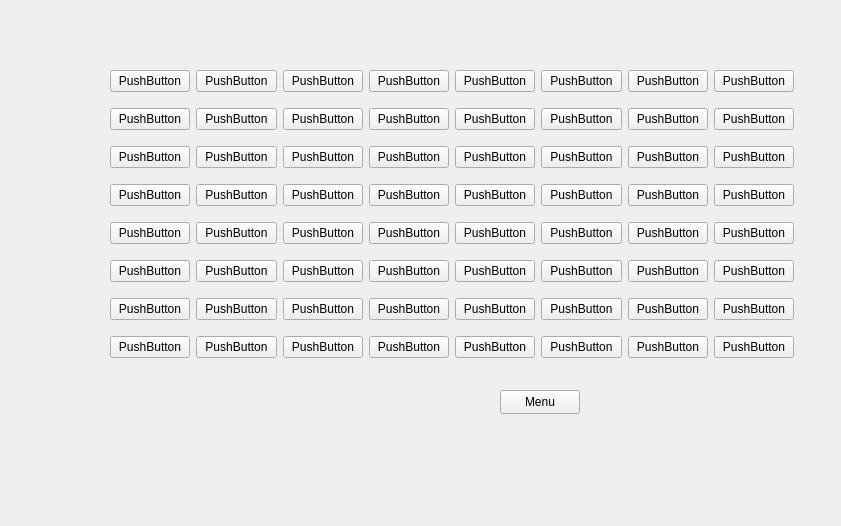
First picture: the form in ChessGame_Qt/BoardView.ui, repository tmbnrt/ChessGame_Qt, before the edit.
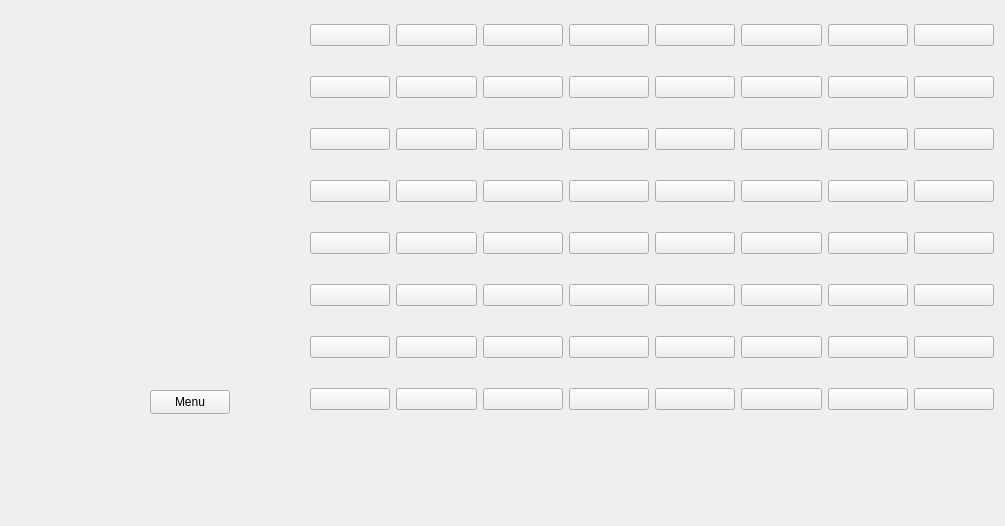
Second picture: the form after the edit.

Commit message: Creation of figures on the grid layout

```diff
--- a/ChessGame_Qt/BoardView.ui
+++ b/ChessGame_Qt/BoardView.ui
@@ -6,7 +6,7 @@
    <rect>
     <x>0</x>
     <y>0</y>
-    <width>841</width>
+    <width>1005</width>
     <height>526</height>
    </rect>
   </property>
@@ -16,7 +16,7 @@
   <widget class="QPushButton" name="buttonBackToMenu">
    <property name="geometry">
     <rect>
-     <x>500</x>
+     <x>150</x>
      <y>390</y>
      <width>80</width>
      <height>24</height>
@@ -29,458 +29,458 @@
   <widget class="QWidget" name="gridLayoutWidget">
    <property name="geometry">
     <rect>
-     <x>110</x>
-     <y>60</y>
+     <x>310</x>
+     <y>0</y>
      <width>684</width>
-     <height>311</height>
+     <height>441</height>
     </rect>
    </property>
    <layout class="QGridLayout" name="gridLayout">
     <item row="1" column="5">
      <widget class="QPushButton" name="pushButton_14">
       <property name="text">
-       <string>PushButton</string>
+       <string/>
       </property>
      </widget>
     </item>
     <item row="2" column="2">
      <widget class="QPushButton" name="pushButton_19">
       <property name="text">
-       <string>PushButton</string>
+       <string/>
       </property>
      </widget>
     </item>
     <item row="6" column="0">
      <widget class="QPushButton" name="pushButton_49">
       <property name="text">
-       <string>PushButton</string>
+       <string/>
       </property>
      </widget>
     </item>
     <item row="6" column="6">
      <widget class="QPushButton" name="pushButton_55">
       <property name="text">
-       <string>PushButton</string>
+       <string/>
       </property>
      </widget>
     </item>
     <item row="0" column="0">
      <widget class="QPushButton" name="pushButton">
       <property name="text">
-       <string>PushButton</string>
+       <string/>
       </property>
      </widget>
     </item>
     <item row="2" column="7">
      <widget class="QPushButton" name="pushButton_24">
       <property name="text">
-       <string>PushButton</string>
+       <string/>
       </property>
      </widget>
     </item>
     <item row="2" column="6">
      <widget class="QPushButton" name="pushButton_23">
       <property name="text">
-       <string>PushButton</string>
+       <string/>
       </property>
      </widget>
     </item>
     <item row="4" column="1">
      <widget class="QPushButton" name="pushButton_34">
       <property name="text">
-       <string>PushButton</string>
+       <string/>
       </property>
      </widget>
     </item>
     <item row="3" column="4">
      <widget class="QPushButton" name="pushButton_29">
       <property name="text">
-       <string>PushButton</string>
+       <string/>
       </property>
      </widget>
     </item>
     <item row="0" column="2">
      <widget class="QPushButton" name="pushButton_3">
       <property name="text">
-       <string>PushButton</string>
+       <string/>
       </property>
      </widget>
     </item>
     <item row="0" column="7">
      <widget class="QPushButton" name="pushButton_8">
       <property name="text">
-       <string>PushButton</string>
+       <string/>
       </property>
      </widget>
     </item>
     <item row="1" column="3">
      <widget class="QPushButton" name="pushButton_12">
       <property name="text">
-       <string>PushButton</string>
+       <string/>
       </property>
      </widget>
     </item>
     <item row="2" column="5">
      <widget class="QPushButton" name="pushButton_22">
       <property name="text">
-       <string>PushButton</string>
+       <string/>
       </property>
      </widget>
     </item>
     <item row="0" column="4">
      <widget class="QPushButton" name="pushButton_5">
       <property name="text">
-       <string>PushButton</string>
+       <string/>
       </property>
      </widget>
     </item>
     <item row="5" column="0">
      <widget class="QPushButton" name="pushButton_41">
       <property name="text">
-       <string>PushButton</string>
+       <string/>
       </property>
      </widget>
     </item>
     <item row="2" column="1">
      <widget class="QPushButton" name="pushButton_18">
       <property name="text">
-       <string>PushButton</string>
+       <string/>
       </property>
      </widget>
     </item>
     <item row="1" column="1">
      <widget class="QPushButton" name="pushButton_10">
       <property name="text">
-       <string>PushButton</string>
+       <string/>
       </property>
      </widget>
     </item>
     <item row="4" column="6">
      <widget class="QPushButton" name="pushButton_39">
       <property name="text">
-       <string>PushButton</string>
+       <string/>
       </property>
      </widget>
     </item>
     <item row="2" column="3">
      <widget class="QPushButton" name="pushButton_20">
       <property name="text">
-       <string>PushButton</string>
+       <string/>
       </property>
      </widget>
     </item>
     <item row="5" column="4">
      <widget class="QPushButton" name="pushButton_45">
       <property name="text">
-       <string>PushButton</string>
+       <string/>
       </property>
      </widget>
     </item>
     <item row="6" column="7">
      <widget class="QPushButton" name="pushButton_56">
       <property name="text">
-       <string>PushButton</string>
+       <string/>
       </property>
      </widget>
     </item>
     <item row="1" column="7">
      <widget class="QPushButton" name="pushButton_16">
       <property name="text">
-       <string>PushButton</string>
+       <string/>
       </property>
      </widget>
     </item>
     <item row="6" column="1">
      <widget class="QPushButton" name="pushButton_50">
       <property name="text">
-       <string>PushButton</string>
+       <string/>
       </property>
      </widget>
     </item>
     <item row="6" column="3">
      <widget class="QPushButton" name="pushButton_52">
       <property name="text">
-       <string>PushButton</string>
+       <string/>
       </property>
      </widget>
     </item>
     <item row="5" column="1">
      <widget class="QPushButton" name="pushButton_42">
       <property name="text">
-       <string>PushButton</string>
+       <string/>
       </property>
      </widget>
     </item>
     <item row="4" column="4">
      <widget class="QPushButton" name="pushButton_37">
       <property name="text">
-       <string>PushButton</string>
+       <string/>
       </property>
      </widget>
     </item>
     <item row="0" column="1">
      <widget class="QPushButton" name="pushButton_2">
       <property name="text">
-       <string>PushButton</string>
+       <string/>
       </property>
      </widget>
     </item>
     <item row="1" column="2">
      <widget class="QPushButton" name="pushButton_11">
       <property name="text">
-       <string>PushButton</string>
+       <string/>
       </property>
      </widget>
     </item>
     <item row="3" column="5">
      <widget class="QPushButton" name="pushButton_30">
       <property name="text">
-       <string>PushButton</string>
+       <string/>
       </property>
      </widget>
     </item>
     <item row="5" column="2">
      <widget class="QPushButton" name="pushButton_43">
       <property name="text">
-       <string>PushButton</string>
+       <string/>
       </property>
      </widget>
     </item>
     <item row="2" column="0">
      <widget class="QPushButton" name="pushButton_17">
       <property name="text">
-       <string>PushButton</string>
+       <string/>
       </property>
      </widget>
     </item>
     <item row="2" column="4">
      <widget class="QPushButton" name="pushButton_21">
       <property name="text">
-       <string>PushButton</string>
+       <string/>
       </property>
      </widget>
     </item>
     <item row="6" column="4">
      <widget class="QPushButton" name="pushButton_53">
       <property name="text">
-       <string>PushButton</string>
+       <string/>
       </property>
      </widget>
     </item>
     <item row="6" column="5">
      <widget class="QPushButton" name="pushButton_54">
       <property name="text">
-       <string>PushButton</string>
+       <string/>
       </property>
      </widget>
     </item>
     <item row="0" column="3">
      <widget class="QPushButton" name="pushButton_4">
       <property name="text">
-       <string>PushButton</string>
+       <string/>
       </property>
      </widget>
     </item>
     <item row="1" column="4">
      <widget class="QPushButton" name="pushButton_13">
       <property name="text">
-       <string>PushButton</string>
+       <string/>
       </property>
      </widget>
     </item>
     <item row="3" column="2">
      <widget class="QPushButton" name="pushButton_27">
       <property name="text">
-       <string>PushButton</string>
+       <string/>
       </property>
      </widget>
     </item>
     <item row="1" column="6">
      <widget class="QPushButton" name="pushButton_15">
       <property name="text">
-       <string>PushButton</string>
+       <string/>
       </property>
      </widget>
     </item>
     <item row="5" column="3">
      <widget class="QPushButton" name="pushButton_44">
       <property name="text">
-       <string>PushButton</string>
+       <string/>
       </property>
      </widget>
     </item>
     <item row="4" column="2">
      <widget class="QPushButton" name="pushButton_35">
       <property name="text">
-       <string>PushButton</string>
+       <string/>
       </property>
      </widget>
     </item>
     <item row="4" column="7">
      <widget class="QPushButton" name="pushButton_40">
       <property name="text">
-       <string>PushButton</string>
+       <string/>
       </property>
      </widget>
     </item>
     <item row="6" column="2">
      <widget class="QPushButton" name="pushButton_51">
       <property name="text">
-       <string>PushButton</string>
+       <string/>
       </property>
      </widget>
     </item>
     <item row="0" column="5">
      <widget class="QPushButton" name="pushButton_6">
       <property name="text">
-       <string>PushButton</string>
+       <string/>
       </property>
      </widget>
     </item>
     <item row="3" column="7">
      <widget class="QPushButton" name="pushButton_32">
       <property name="text">
-       <string>PushButton</string>
+       <string/>
       </property>
      </widget>
     </item>
     <item row="1" column="0">
      <widget class="QPushButton" name="pushButton_9">
       <property name="text">
-       <string>PushButton</string>
+       <string/>
       </property>
      </widget>
     </item>
     <item row="5" column="7">
      <widget class="QPushButton" name="pushButton_48">
       <property name="text">
-       <string>PushButton</string>
+       <string/>
       </property>
      </widget>
     </item>
     <item row="4" column="0">
      <widget class="QPushButton" name="pushButton_33">
       <property name="text">
-       <string>PushButton</string>
+       <string/>
       </property>
      </widget>
     </item>
     <item row="3" column="0">
      <widget class="QPushButton" name="pushButton_25">
       <property name="text">
-       <string>PushButton</string>
+       <string/>
       </property>
      </widget>
     </item>
     <item row="0" column="6">
      <widget class="QPushButton" name="pushButton_7">
       <property name="text">
-       <string>PushButton</string>
+       <string/>
       </property>
      </widget>
     </item>
     <item row="3" column="1">
      <widget class="QPushButton" name="pushButton_26">
       <property name="text">
-       <string>PushButton</string>
+       <string/>
       </property>
      </widget>
     </item>
     <item row="3" column="6">
      <widget class="QPushButton" name="pushButton_31">
       <property name="text">
-       <string>PushButton</string>
+       <string/>
       </property>
      </widget>
     </item>
     <item row="4" column="5">
      <widget class="QPushButton" name="pushButton_38">
       <property name="text">
-       <string>PushButton</string>
+       <string/>
       </property>
      </widget>
     </item>
     <item row="3" column="3">
      <widget class="QPushButton" name="pushButton_28">
       <property name="text">
-       <string>PushButton</string>
+       <string/>
       </property>
      </widget>
     </item>
     <item row="4" column="3">
      <widget class="QPushButton" name="pushButton_36">
       <property name="text">
-       <string>PushButton</string>
+       <string/>
       </property>
      </widget>
     </item>
     <item row="5" column="5">
      <widget class="QPushButton" name="pushButton_46">
       <property name="text">
-       <string>PushButton</string>
+       <string/>
       </property>
      </widget>
     </item>
     <item row="5" column="6">
      <widget class="QPushButton" name="pushButton_47">
       <property name="text">
-       <string>PushButton</string>
+       <string/>
       </property>
      </widget>
     </item>
     <item row="7" column="0">
      <widget class="QPushButton" name="pushButton_57">
       <property name="text">
-       <string>PushButton</string>
+       <string/>
       </property>
      </widget>
     </item>
     <item row="7" column="1">
      <widget class="QPushButton" name="pushButton_58">
       <property name="text">
-       <string>PushButton</string>
+       <string/>
       </property>
      </widget>
     </item>
     <item row="7" column="2">
      <widget class="QPushButton" name="pushButton_59">
       <property name="text">
-       <string>PushButton</string>
+       <string/>
       </property>
      </widget>
     </item>
     <item row="7" column="3">
      <widget class="QPushButton" name="pushButton_60">
       <property name="text">
-       <string>PushButton</string>
+       <string/>
       </property>
      </widget>
     </item>
     <item row="7" column="4">
      <widget class="QPushButton" name="pushButton_61">
       <property name="text">
-       <string>PushButton</string>
+       <string/>
       </property>
      </widget>
     </item>
     <item row="7" column="5">
      <widget class="QPushButton" name="pushButton_62">
       <property name="text">
-       <string>PushButton</string>
+       <string/>
       </property>
      </widget>
     </item>
     <item row="7" column="6">
      <widget class="QPushButton" name="pushButton_63">
       <property name="text">
-       <string>PushButton</string>
+       <string/>
       </property>
      </widget>
     </item>
     <item row="7" column="7">
      <widget class="QPushButton" name="pushButton_64">
       <property name="text">
-       <string>PushButton</string>
+       <string/>
       </property>
      </widget>
     </item>
```
The commit also changes 3 other files.
